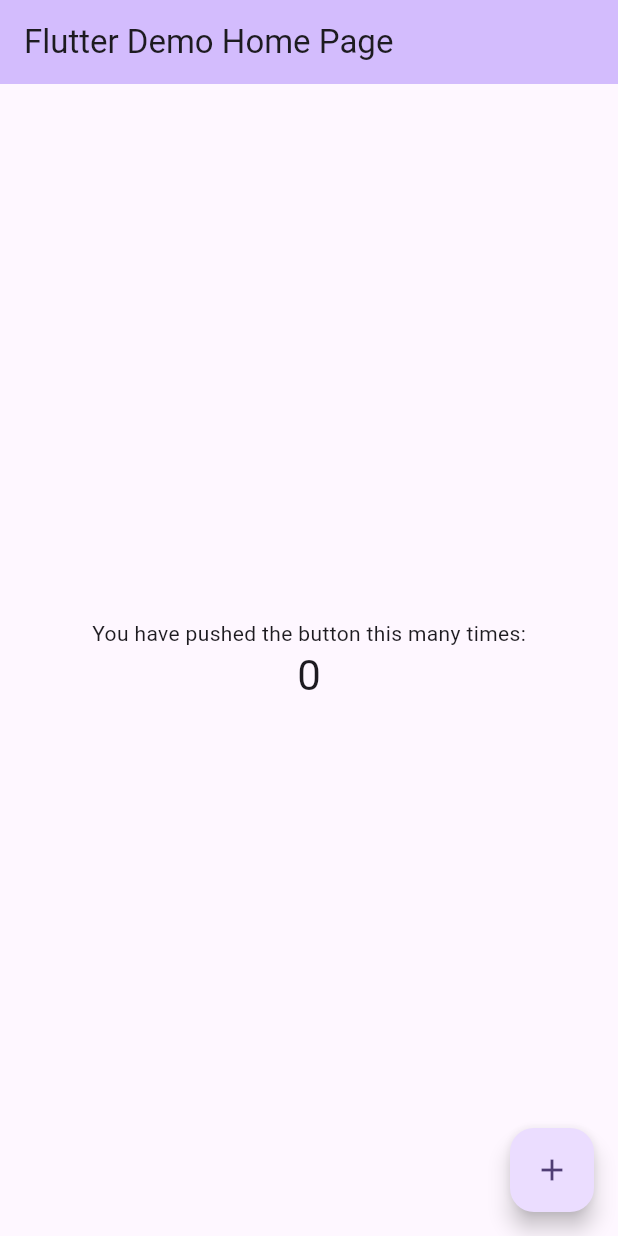
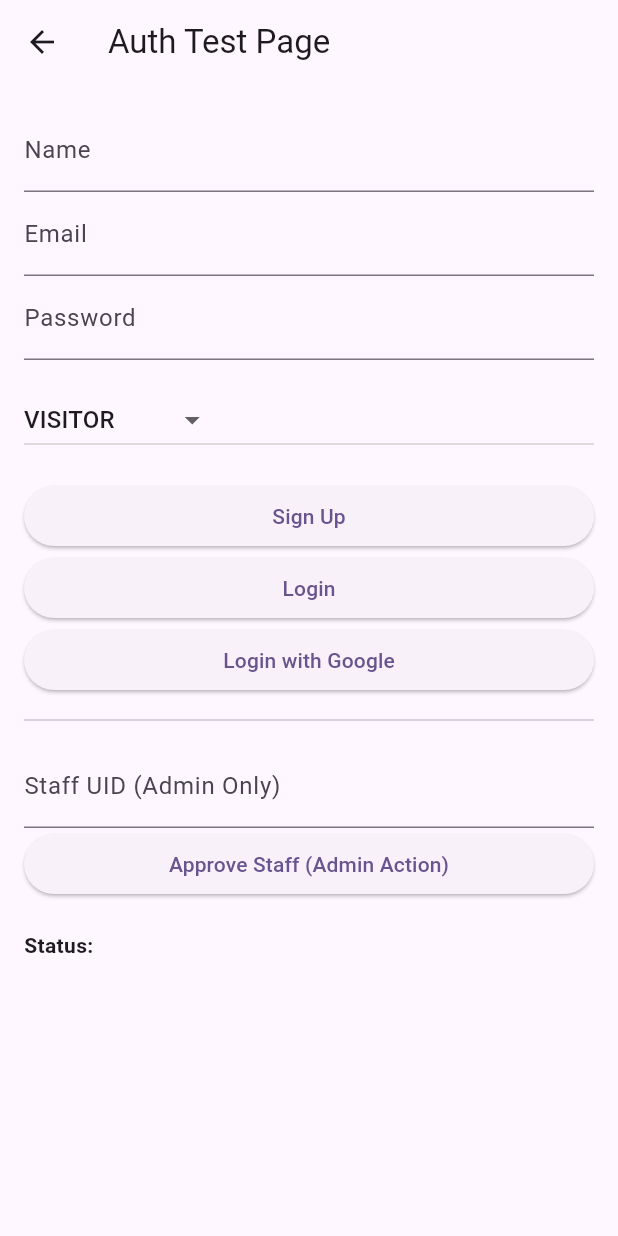
Before and after one commit to Benjaminofili/fusion_fiesta, a Flutter app: the screen it shows after launch, on a phone screen of 412 x 824 dp. Run offline on Flutter 3.47's test engine with Material 3 defaults, Android fonts, the light colour scheme and no system bars; our stand-ins replace cloud_firestore, firebase_auth, firebase_core, google_sign_in; accounts and stored records are empty.

Commit message:
Added check for Staff authentication

```diff
--- a/lib/main.dart
+++ b/lib/main.dart
@@ -1,6 +1,14 @@
+import 'package:firebase_core/firebase_core.dart';
 import 'package:flutter/material.dart';
+import 'firebase_options.dart';
+import 'screens/auth_screen.dart';
+import 'screens/auth_test_page.dart';
 
-void main() {
+Future<void> main() async {
+  WidgetsFlutterBinding.ensureInitialized();
+  await Firebase.initializeApp(
+    options: DefaultFirebaseOptions.currentPlatform
+  );
   runApp(const MyApp());
 }
 
@@ -30,7 +38,13 @@
         // tested with just a hot reload.
         colorScheme: ColorScheme.fromSeed(seedColor: Colors.deepPurple),
       ),
-      home: const MyHomePage(title: 'Flutter Demo Home Page'),
+      initialRoute: '/test',
+      routes: {
+
+    '/': (context) => AuthScreen(),
+     '/test': (context) => AuthTestPage(),
+    },
+      // home: const MyHomePage(title: 'Flutter Demo Home Page'),
     );
   }
 }
--- /dev/null
+++ b/lib/screens/auth_test_page.dart
@@ -0,0 +1,153 @@
+import 'package:flutter/material.dart';
+import '../services/auth_service.dart';
+
+class AuthTestPage extends StatefulWidget {
+  const AuthTestPage({super.key});
+
+  @override
+  State<AuthTestPage> createState() => _AuthTestPageState();
+}
+
+class _AuthTestPageState extends State<AuthTestPage> {
+  final AuthService _authService = AuthService();
+
+  // Controllers
+  final TextEditingController _emailController = TextEditingController();
+  final TextEditingController _passwordController = TextEditingController();
+  final TextEditingController _nameController = TextEditingController();
+  final TextEditingController _staffUidController = TextEditingController();
+
+  String _status = "";
+
+  // Role dropdown
+  String _selectedRole = "visitor";
+  final List<String> _roles = ["visitor", "participant", "staff"];
+
+  // ✅ Signup method
+  void _signup() async {
+    try {
+      await _authService.signUpWithEmail(
+        email: _emailController.text.trim(),
+        password: _passwordController.text.trim(),
+        name: _nameController.text.trim(),
+        role: _selectedRole,
+      );
+      setState(() => _status = "Signed up as $_selectedRole ✅");
+    } catch (e) {
+      setState(() => _status = "❌ Signup failed: $e");
+    }
+  }
+
+  // ✅ Login method
+  void _login() async {
+    try {
+      await _authService.loginWithEmail(
+        email: _emailController.text.trim(),
+        password: _passwordController.text.trim(),
+      );
+
+      setState(() => _status = "Logged in ✅");
+    } catch (e) {
+      setState(() => _status = "❌ Login failed: $e");
+    }
+  }
+
+  // ✅ Google login method
+  void _loginGoogle() async {
+    try {
+      await _authService.loginWithGoogle();
+      setState(() => _status = "Logged in with Google ✅");
+    } catch (e) {
+      setState(() => _status = "❌ Google login failed: $e");
+    }
+  }
+
+  // ✅ Approve staff
+  void _approveStaff() async {
+    try {
+      await _authService.approveStaff(_staffUidController.text.trim());
+      setState(() => _status = "Staff approved ✅");
+    } catch (e) {
+      setState(() => _status = "❌ Approve failed: $e");
+    }
+  }
+
+  @override
+  Widget build(BuildContext context) {
+    return Scaffold(
+      appBar: AppBar(title: const Text("Auth Test Page")),
+      body: Padding(
+        padding: const EdgeInsets.all(16.0),
+        child: ListView(
+          children: [
+            // Name
+            TextField(
+              controller: _nameController,
+              decoration: const InputDecoration(labelText: "Name"),
+            ),
+
+            // Email
+            TextField(
+              controller: _emailController,
+              decoration: const InputDecoration(labelText: "Email"),
+            ),
+
+            // Password
+            TextField(
+              controller: _passwordController,
+              obscureText: true,
+              decoration: const InputDecoration(labelText: "Password"),
+            ),
+
+            const SizedBox(height: 16),
+
+            // Dropdown for Role
+            DropdownButton<String>(
+              value: _selectedRole,
+              items: _roles.map((role) {
+                return DropdownMenuItem(
+                  value: role,
+                  child: Text(role.toUpperCase()),
+                );
+              }).toList(),
+              onChanged: (val) => setState(() => _selectedRole = val!),
+            ),
+
+            const SizedBox(height: 16),
+
+            // Signup
+            ElevatedButton(onPressed: _signup, child: const Text("Sign Up")),
+
+            // Login
+            ElevatedButton(onPressed: _login, child: const Text("Login")),
+
+            // Google Login
+            ElevatedButton(
+              onPressed: _loginGoogle,
+              child: const Text("Login with Google"),
+            ),
+
+            const Divider(height: 32),
+
+            // Admin approval
+            TextField(
+              controller: _staffUidController,
+              decoration:
+              const InputDecoration(labelText: "Staff UID (Admin Only)"),
+            ),
+            ElevatedButton(
+              onPressed: _approveStaff,
+              child: const Text("Approve Staff (Admin Action)"),
+            ),
+
+            const SizedBox(height: 20),
+
+            // Status
+            Text("Status: $_status",
+                style: const TextStyle(fontWeight: FontWeight.bold)),
+          ],
+        ),
+      ),
+    );
+  }
+}
--- a/lib/services/auth_service.dart
+++ b/lib/services/auth_service.dart
@@ -18,6 +18,11 @@ class AuthService {
     String? collegeIdProofUrl,
   }) async {
     try {
+      // Staff must use institutional email
+      if (role == "staff" && !email.endsWith(".edu")) {
+        throw Exception("Staff must use institutional email (ending with .edu).");
+      }
+
       UserCredential result = await _auth.createUserWithEmailAndPassword(
         email: email,
         password: password,
@@ -58,14 +63,25 @@ class AuthService {
         email: email,
         password: password,
       );
-      return result.user;
+      User? user = result.user;
+
+      if (user != null) {
+        final doc = await _db.collection("users").doc(user.uid).get();
+        final data = doc.data();
+
+        if (data != null && data["role"] == "staff" && data["status"] != "approved") {
+          throw Exception("Staff account is pending approval.");
+        }
+      }
+
+      return user;
     } catch (e) {
       print("Error in loginWithEmail: $e");
       rethrow;
     }
   }
 
-  /// Google Sign-In
+  /// Google Sign-In (defaults to Visitor)
   Future<User?> loginWithGoogle() async {
     try {
       final GoogleSignInAccount? googleUser = await GoogleSignIn().signIn();
```
Also changed, not shown: lib/screens/auth_screen.dart (+98 -0 lines), pubspec.yaml (+9 -1 lines), firebase.json (added), lib/firebase_options.dart (added), pubspec.lock, 12 other files.
